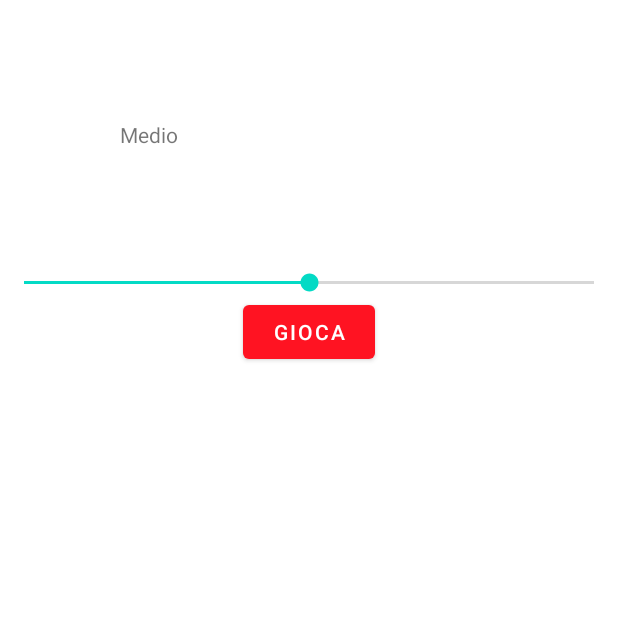
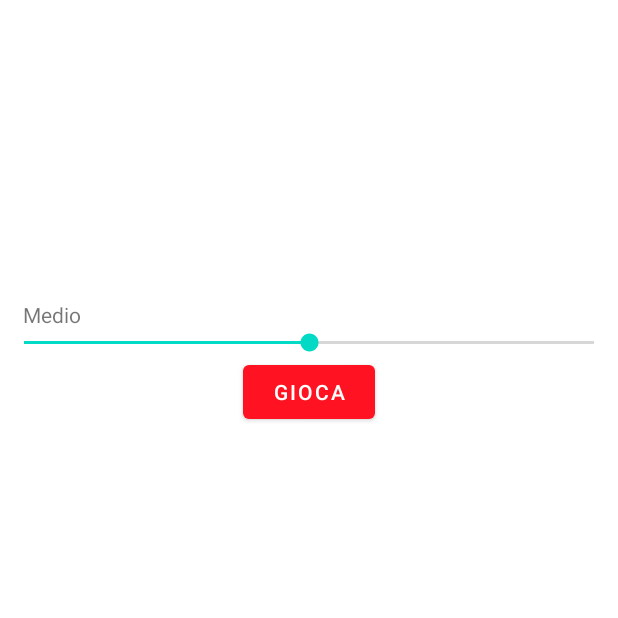
Before and after one commit to VespuccioTech/Tria, an Android app: the SelezioneDifficoltaActivity screen opened directly, with no data from a screen before it, on a phone screen of 412 x 824 dp, the top half of it. Run offline under Robolectric (Android 15) with nearby library versions, the phone set to English and light mode, and no system bars.

Commit message:
modificati i margini txtDifficoltà
modificati i margini txtDifficoltà

```diff
--- a/app/src/main/res/layout/activity_selezione_difficolta.xml
+++ b/app/src/main/res/layout/activity_selezione_difficolta.xml
@@ -9,7 +9,8 @@
 
     <TextView
         android:id="@+id/txtDifficolta"
-        android:layout_margin="80dp"
+        android:layout_marginTop="200dp"
+        android:layout_marginStart="15dp"
         android:layout_width="wrap_content"
         android:layout_height="wrap_content" />
 
@@ -21,6 +22,7 @@
         android:layout_height="wrap_content"
         android:layout_below="@id/txtDifficolta"/>
 
+
     <Button
         android:id="@+id/btnGioca"
         android:layout_width="wrap_content"
```
